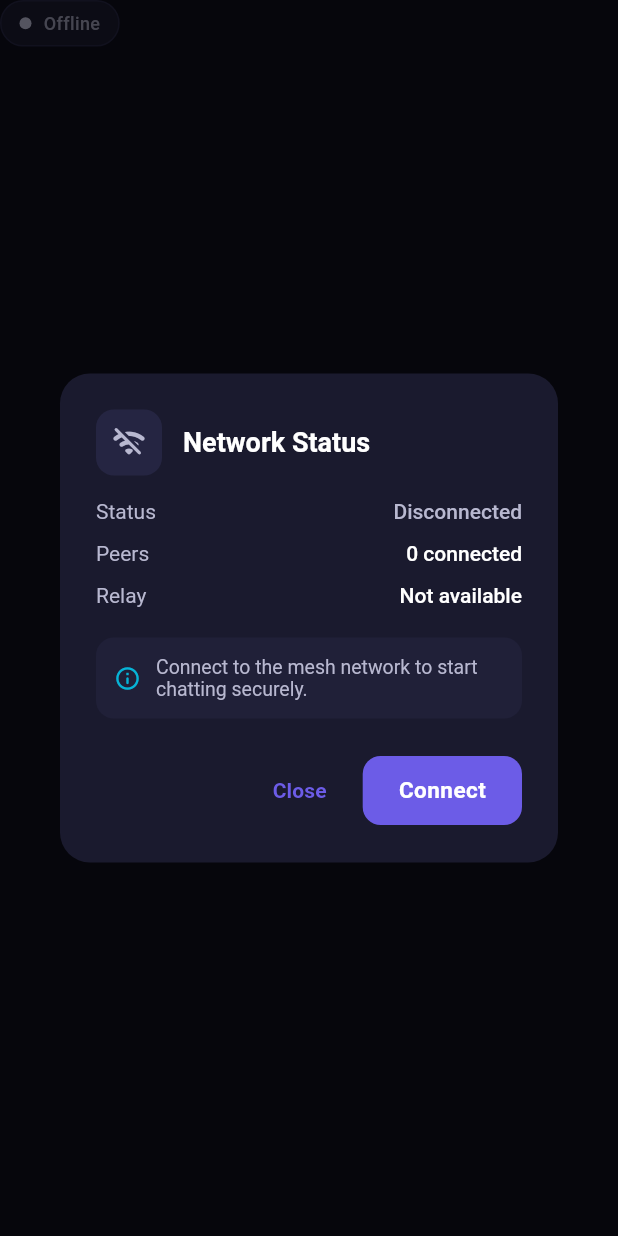
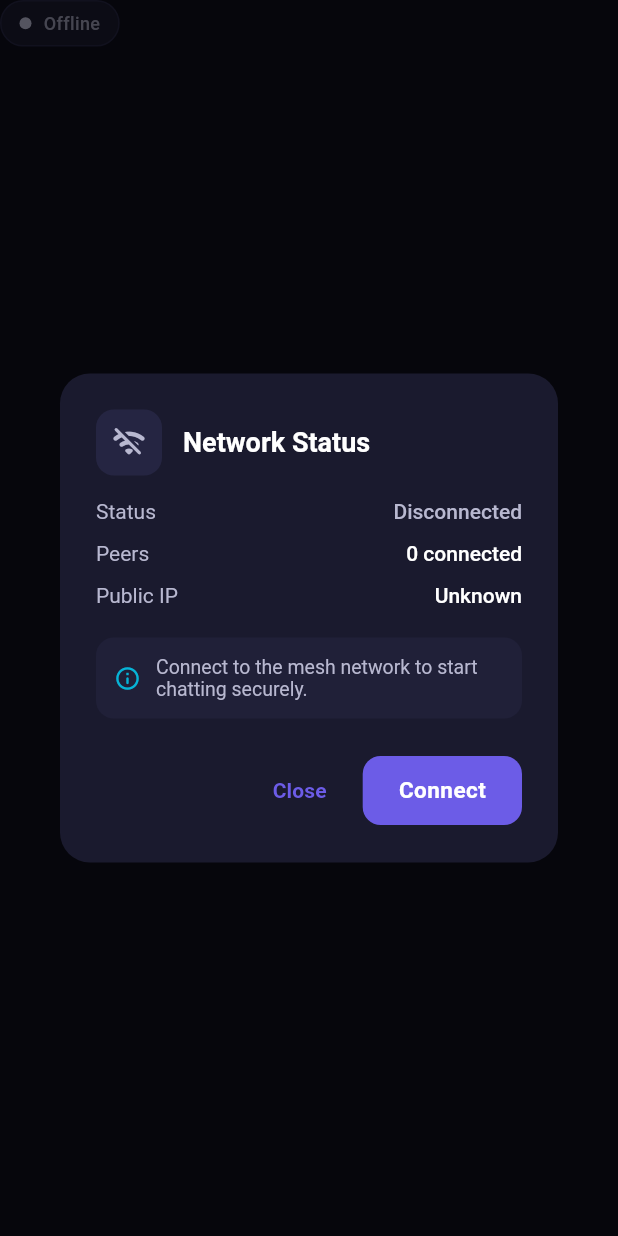
Before and after one commit to code3hr/cyxchat, a Flutter app: the _NetworkStatusChip widget shown alone on an empty page, opened directly, after a tap on "Offline", on a phone screen of 412 x 824 dp. Run offline on Flutter 3.47's test engine with Material 3 defaults, Android fonts, the phone set to English and light mode, and no system bars; our stand-ins replace equatable, file_picker, flutter_riverpod, flutter_secure_storage, qr_flutter and 2 more; missing offline and left inert: dart:ffi; accounts and stored records are empty.

Commit message:
feat: Implement network connection UI
- Add network_provider.dart with Riverpod providers for connection state
- Update _NetworkStatusChip to show real connection status (Online/Offline)
- Wire up Connect/Disconnect button in network details dialog
- Show actual network status (peers, public IP) in dialog
- Fix CardThemeData and DialogThemeData for Flutter 3.x compatibility

🤖 Generated with [Claude Code](https://claude.com/claude-code)

Co-Authored-By: Claude Opus 4.5 <noreply@anthropic.com>

```diff
--- a/app/lib/main.dart
+++ b/app/lib/main.dart
@@ -128,7 +128,7 @@ class CyxChatApp extends ConsumerWidget {
         ),
         iconTheme: IconThemeData(color: AppColors.textDark),
       ),
-      cardTheme: CardTheme(
+      cardTheme: CardThemeData(
         elevation: 0,
         color: AppColors.bgDarkSecondary,
         shape: RoundedRectangleBorder(
@@ -240,7 +240,7 @@ class CyxChatApp extends ConsumerWidget {
         behavior: SnackBarBehavior.floating,
         shape: RoundedRectangleBorder(borderRadius: BorderRadius.circular(12)),
       ),
-      dialogTheme: DialogTheme(
+      dialogTheme: DialogThemeData(
         backgroundColor: AppColors.bgDarkSecondary,
         elevation: 8,
         shape: RoundedRectangleBorder(borderRadius: BorderRadius.circular(20)),
@@ -361,7 +361,7 @@ class CyxChatApp extends ConsumerWidget {
           letterSpacing: -0.5,
         ),
       ),
-      cardTheme: CardTheme(
+      cardTheme: CardThemeData(
         elevation: 0,
         color: AppColors.bgLightSecondary,
         shape: RoundedRectangleBorder(
--- a/app/lib/providers/connection_provider.dart
+++ b/app/lib/providers/connection_provider.dart
@@ -1,3 +1,5 @@
+import 'package:flutter_riverpod/flutter_riverpod.dart';
+import '../services/identity_service.dart';
 import 'dart:async';
 import 'dart:ffi';
 import 'package:flutter/foundation.dart';
--- a/app/lib/screens/home_screen.dart
+++ b/app/lib/screens/home_screen.dart
@@ -3,6 +3,7 @@ import 'package:flutter_riverpod/flutter_riverpod.dart';
 import '../main.dart';
 import '../providers/conversation_provider.dart';
 import '../providers/mail_provider.dart';
+import '../providers/network_provider.dart';
 import '../models/models.dart';
 import 'chat_screen.dart';
 import 'group_chat_screen.dart';
@@ -799,18 +800,18 @@ class _BottomSheetOption extends StatelessWidget {
 }
 
 /// Network status chip widget
-class _NetworkStatusChip extends StatelessWidget {
+class _NetworkStatusChip extends ConsumerWidget {
   const _NetworkStatusChip();
 
   @override
-  Widget build(BuildContext context) {
-    // Placeholder - will connect to actual network status
-    const isConnected = false;
-    const statusColor = AppColors.textDarkSecondary;
-    const statusText = 'Offline';
+  Widget build(BuildContext context, WidgetRef ref) {
+    final connectionState = ref.watch(connectionNotifierProvider);
+    final isConnected = connectionState.initialized;
+    final statusColor = isConnected ? AppColors.accentGreen : AppColors.textDarkSecondary;
+    final statusText = isConnected ? 'Online' : 'Offline';
 
     return GestureDetector(
-      onTap: () => _showNetworkDetails(context),
+      onTap: () => _showNetworkDetails(context, ref),
       child: Container(
         padding: const EdgeInsets.symmetric(horizontal: 12, vertical: 6),
         decoration: BoxDecoration(
@@ -856,22 +857,28 @@ class _NetworkStatusChip extends StatelessWidget {
     );
   }
 
-  void _showNetworkDetails(BuildContext context) {
+  void _showNetworkDetails(BuildContext context, WidgetRef ref) {
+    final connectionState = ref.read(connectionNotifierProvider);
+    final isConnected = connectionState.initialized;
+    final networkStatus = connectionState.networkStatus;
+
     showDialog(
       context: context,
-      builder: (context) => AlertDialog(
+      builder: (dialogContext) => AlertDialog(
         title: Row(
           children: [
             Container(
               padding: const EdgeInsets.all(10),
               decoration: BoxDecoration(
-                color: AppColors.bgDarkTertiary,
+                color: isConnected
+                    ? AppColors.accentGreen.withOpacity(0.2)
+                    : AppColors.bgDarkTertiary,
                 borderRadius: BorderRadius.circular(12),
               ),
-              child: const Icon(
-                Icons.wifi_off_rounded,
+              child: Icon(
+                isConnected ? Icons.wifi_rounded : Icons.wifi_off_rounded,
                 size: 24,
-                color: AppColors.textDarkSecondary,
+                color: isConnected ? AppColors.accentGreen : AppColors.textDarkSecondary,
               ),
             ),
             const SizedBox(width: 14),
@@ -886,19 +893,20 @@ class _NetworkStatusChip extends StatelessWidget {
           children: [
             _NetworkInfoRow(
               label: 'Status',
-              value: 'Disconnected',
-              valueColor: AppColors.textDarkSecondary,
+              value: isConnected ? 'Connected' : 'Disconnected',
+              valueColor: isConnected ? AppColors.accentGreen : AppColors.textDarkSecondary,
             ),
             const SizedBox(height: 12),
             _NetworkInfoRow(
               label: 'Peers',
-              value: '0 connected',
+              value: '${networkStatus.activeConnections} connected',
             ),
             const SizedBox(height: 12),
             _NetworkInfoRow(
-              label: 'Relay',
-              value: 'Not available',
+              label: 'Public IP',
+              value: networkStatus.publicAddress ?? 'Unknown',
             ),
+            if (!isConnected) ...[
               const SizedBox(height: 20),
               Container(
                 padding: const EdgeInsets.all(12),
@@ -927,15 +935,28 @@ class _NetworkStatusChip extends StatelessWidget {
                 ),
               ),
             ],
+          ],
         ),
         actions: [
           TextButton(
-            onPressed: () => Navigator.pop(context),
+            onPressed: () => Navigator.pop(dialogContext),
             child: const Text('Close'),
           ),
           ElevatedButton(
-            onPressed: () => Navigator.pop(context),
-            child: const Text('Connect'),
+            onPressed: () async {
+              Navigator.pop(dialogContext);
+              if (isConnected) {
+                ref.read(connectionActionsProvider).disconnect();
+              } else {
+                final success = await ref.read(connectionActionsProvider).connect();
+                if (context.mounted && !success) {
+                  ScaffoldMessenger.of(context).showSnackBar(
+                    const SnackBar(content: Text('Failed to connect to network')),
+                  );
+                }
+              }
+            },
+            child: Text(isConnected ? 'Disconnect' : 'Connect'),
           ),
         ],
       ),
```
Also changed, not shown: app/lib/providers/network_provider.dart (added, +45 -0 lines). Lines whose indentation alone changed are shown as unchanged.
